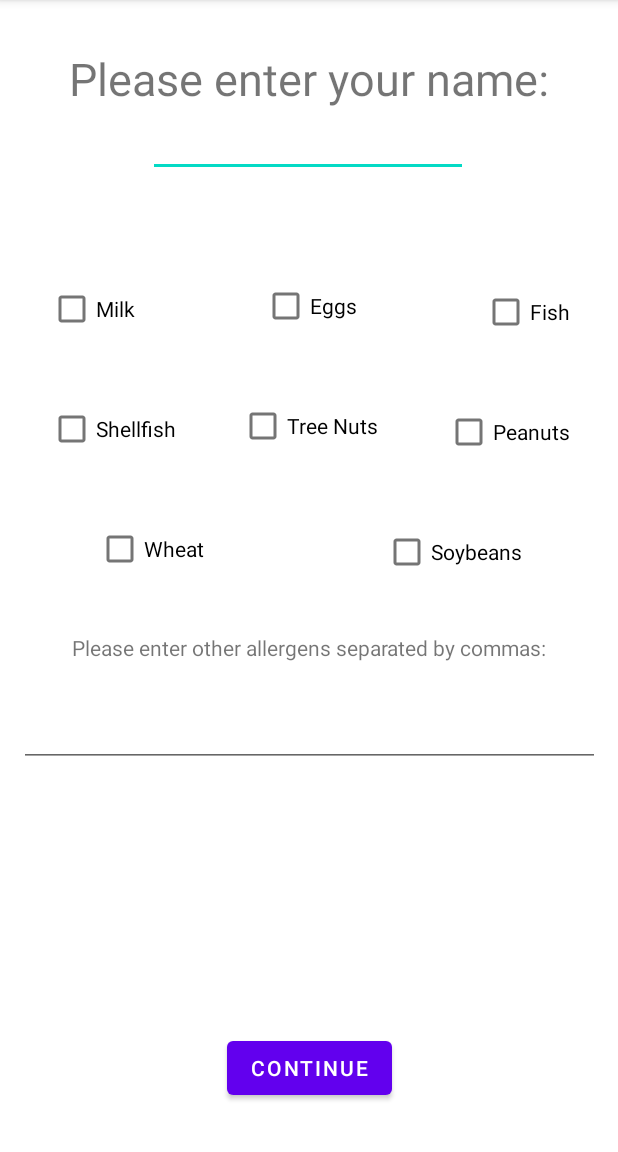
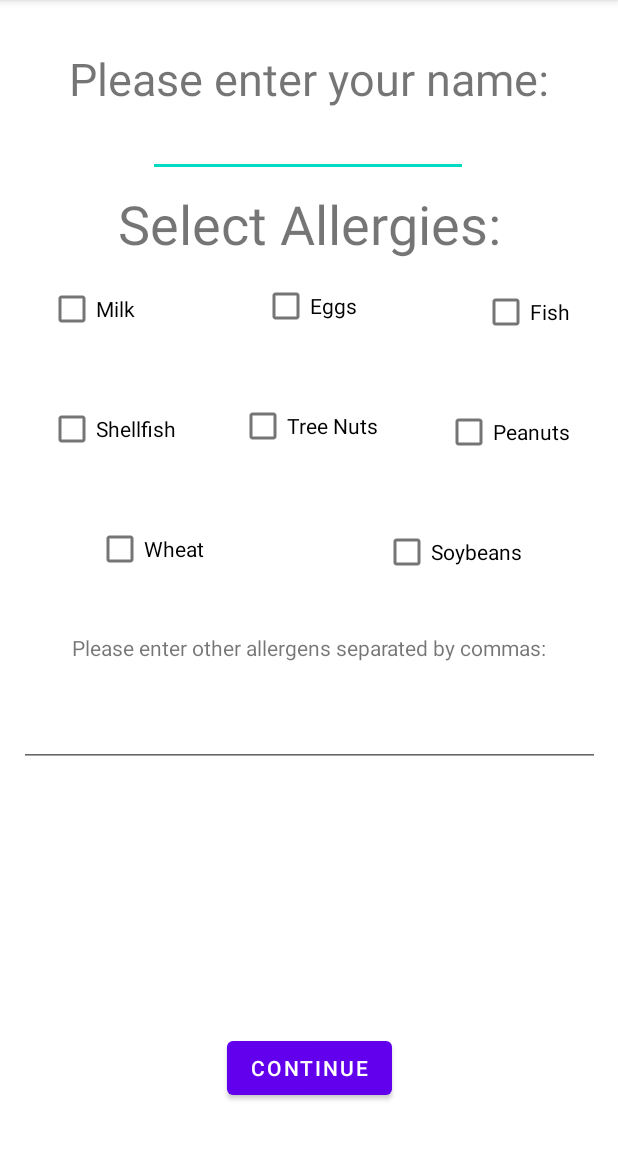
Before and after one commit to jklauer/NutritionTrackerGUIv4, an Android app: the screen it shows after launch (StartPage), on a phone screen of 412 x 824 dp, the part 84-1236 px from its top. Run offline under Robolectric (Android 15) with nearby library versions, the phone set to English and light mode, and no system bars; our stand-ins replace navigation-ui.

Commit message:
I added the new functionality for allergens. The code could be modularized better if needed later on, but for now it works
PBI Functional: Initial Startup Page

Edit: Made the UI clearer

```diff
--- a/app/src/main/res/layout/activity_start_page.xml
+++ b/app/src/main/res/layout/activity_start_page.xml
@@ -145,4 +145,17 @@
         app:layout_constraintStart_toStartOf="parent"
         app:layout_constraintTop_toBottomOf="@+id/other_allergens_start_page_textView" />
 
+    <TextView
+        android:id="@+id/allergies_start_page_textView"
+        android:layout_width="wrap_content"
+        android:layout_height="wrap_content"
+        android:layout_marginTop="16dp"
+        android:layout_marginBottom="16dp"
+        android:text="Select Allergies:"
+        android:textSize="36sp"
+        app:layout_constraintBottom_toTopOf="@+id/allergy_eggs_start_page"
+        app:layout_constraintEnd_toEndOf="parent"
+        app:layout_constraintStart_toStartOf="parent"
+        app:layout_constraintTop_toBottomOf="@+id/username_input_Start_Page" />
+
 </androidx.constraintlayout.widget.ConstraintLayout>
```
